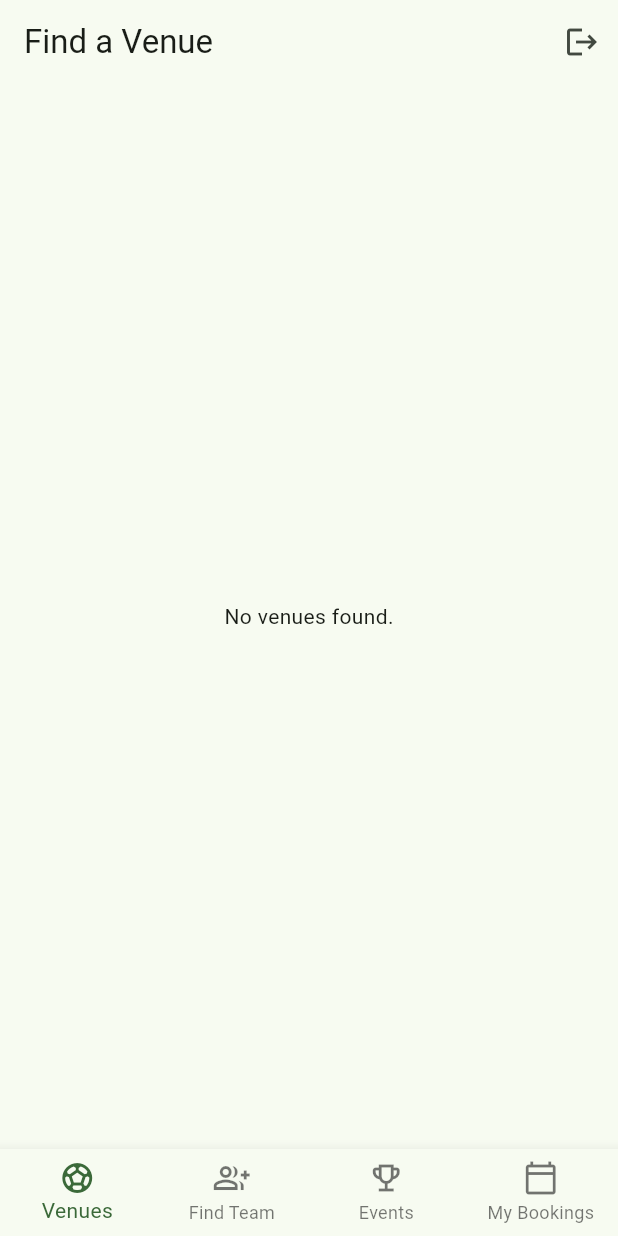
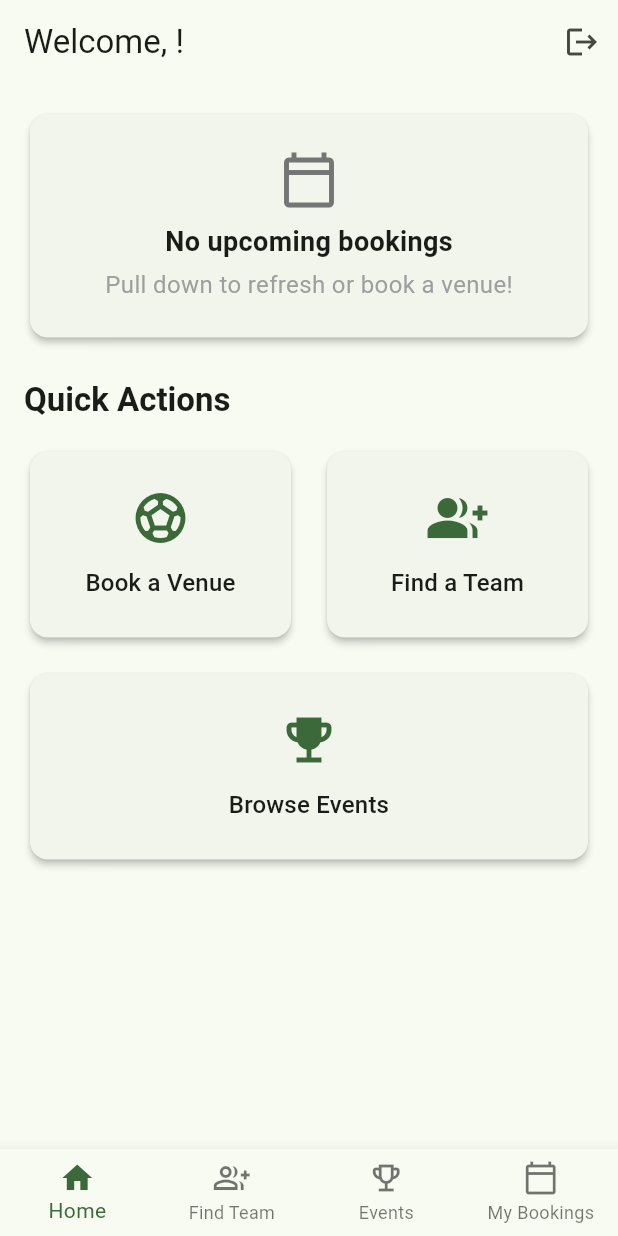
Before and after one commit to Soniya-54/sports_management_app, a Flutter app: the screen it shows once a user with an empty profile is signed in, on a phone screen of 412 x 824 dp. Run offline on Flutter 3.47's test engine with Material 3 defaults, Android fonts, the phone set to English and light mode, and no system bars; our stand-ins replace cloud_firestore, firebase_auth, firebase_core, table_calendar; accounts and stored records are empty; Roboto replaces fonts that are missing (Poppins).

Commit message:
Feat: Implement 'Mark as Done' and carousel on dashboard

```diff
--- /dev/null
+++ b/lib/screens/dashboard_screen.dart
@@ -0,0 +1,327 @@
+// lib/screens/dashboard_screen.dart
+
+import 'package:firebase_auth/firebase_auth.dart';
+import 'package:cloud_firestore/cloud_firestore.dart';
+import 'package:flutter/material.dart';
+import 'package:intl/intl.dart';
+import 'venue_list_screen.dart';
+import 'player_tabs_screen.dart';
+
+class DashboardScreen extends StatefulWidget {
+  const DashboardScreen({super.key});
+  @override
+  State<DashboardScreen> createState() => DashboardScreenState();
+}
+
+class DashboardScreenState extends State<DashboardScreen> {
+  Future<QuerySnapshot?>? _upcomingBookingsFuture;
+
+  @override
+  void initState() {
+    super.initState();
+    _fetchUpcomingBookings();
+  }
+
+  void refresh() {
+    if (mounted) {
+      _fetchUpcomingBookings();
+    }
+  }
+
+  void _fetchUpcomingBookings() {
+    final user = FirebaseAuth.instance.currentUser;
+    if (user != null) {
+      final now = DateTime.now();
+      final startOfToday = DateTime(now.year, now.month, now.day);
+      setState(() {
+        _upcomingBookingsFuture = FirebaseFirestore.instance
+            .collection('bookings')
+            .where('userId', isEqualTo: user.uid)
+            .where('bookingDate', isGreaterThanOrEqualTo: Timestamp.fromDate(startOfToday))
+            .where('bookingStatus', isEqualTo: 'confirmed')
+            .orderBy('bookingDate', descending: false)
+            .get();
+      });
+    }
+  }
+
+  @override
+  Widget build(BuildContext context) {
+    final user = FirebaseAuth.instance.currentUser;
+    final String welcomeName = user?.email?.split('@')[0] ?? 'Player';
+
+    return Scaffold(
+      appBar: AppBar(
+        title: Text('Welcome, $welcomeName!'),
+        actions: [
+          IconButton(onPressed: () => FirebaseAuth.instance.signOut(), icon: const Icon(Icons.logout), tooltip: 'Logout'),
+        ],
+      ),
+      body: RefreshIndicator( // Added RefreshIndicator for pull-to-refresh
+        onRefresh: () async {
+          refresh();
+        },
+        child: ListView(
+          padding: const EdgeInsets.all(16.0),
+          children: [
+            FutureBuilder<QuerySnapshot?>(
+              future: _upcomingBookingsFuture,
+              builder: (context, snapshot) {
+                if (snapshot.connectionState == ConnectionState.waiting) {
+                  return const Card(child: Padding(padding: EdgeInsets.all(16.0), child: Center(child: Text("Checking for upcoming bookings..."))));
+                }
+                if (snapshot.hasError) {
+                  return Card(child: Padding(padding: const EdgeInsets.all(16.0), child: Center(child: Text('Error loading bookings. Check the debug console.'))));
+                }
+                if (!snapshot.hasData || snapshot.data!.docs.isEmpty) {
+                  return const _NoBookingsCard();
+                }
+                final bookingDocs = snapshot.data!.docs;
+                return _BookingCarousel(bookingDocs: bookingDocs, onRefresh: refresh);
+              },
+            ),
+            const SizedBox(height: 24),
+            Text(
+              'Quick Actions',
+              style: Theme.of(context).textTheme.titleLarge?.copyWith(fontWeight: FontWeight.bold),
+            ),
+            const SizedBox(height: 16),
+            Row(
+              children: [
+                Expanded(
+                  child: _ActionCard(
+                    title: 'Book a Venue', icon: Icons.sports_soccer,
+                    onTap: () async {
+                      await Navigator.of(context).push(MaterialPageRoute(builder: (ctx) => const VenueListScreen()));
+                      refresh();
+                    },
+                  ),
+                ),
+                const SizedBox(width: 16),
+                Expanded(
+                  child: _ActionCard(
+                    title: 'Find a Team', icon: Icons.group_add,
+                    onTap: () { context.findAncestorStateOfType<PlayerTabsScreenState>()?.selectPage(1); },
+                  ),
+                ),
+              ],
+            ),
+            const SizedBox(height: 16),
+            _ActionCard(
+              title: 'Browse Events', icon: Icons.emoji_events,
+              onTap: () { context.findAncestorStateOfType<PlayerTabsScreenState>()?.selectPage(2); },
+            ),
+          ],
+        ),
+      ),
+    );
+  }
+}
+
+class _BookingCarousel extends StatelessWidget {
+  final List<QueryDocumentSnapshot> bookingDocs;
+  final VoidCallback onRefresh;
+  const _BookingCarousel({required this.bookingDocs, required this.onRefresh});
+
+  @override
+  Widget build(BuildContext context) {
+    return Column(
+      crossAxisAlignment: CrossAxisAlignment.start,
+      children: [
+        Text('Your Upcoming Bookings', style: Theme.of(context).textTheme.titleLarge?.copyWith(fontWeight: FontWeight.bold)),
+        const SizedBox(height: 12),
+        Padding(
+          padding: const EdgeInsets.symmetric(vertical: 8.0),
+          child: SizedBox(
+            height: 150,
+            child: PageView.builder(
+              controller: PageController(viewportFraction: 0.9),
+              itemCount: bookingDocs.length,
+              itemBuilder: (context, index) {
+                final bookingDoc = bookingDocs[index];
+                final bookingData = bookingDoc.data() as Map<String, dynamic>;
+                return _BookingCard(
+                  bookingId: bookingDoc.id,
+                  bookingData: bookingData,
+                  onMarkedDone: onRefresh,
+                );
+              },
+            ),
+          ),
+        ),
+      ],
+    );
+  }
+}
+
+class _NoBookingsCard extends StatelessWidget {
+  const _NoBookingsCard();
+  @override
+  Widget build(BuildContext context) {
+    return Card(
+      elevation: 2, shape: RoundedRectangleBorder(borderRadius: BorderRadius.circular(12)),
+      child: Padding(
+        padding: const EdgeInsets.all(24.0),
+        child: Column(
+          children: [
+            Icon(Icons.calendar_today_outlined, size: 40, color: Colors.grey[600]),
+            const SizedBox(height: 8),
+            const Text("No upcoming bookings", style: TextStyle(fontSize: 18, fontWeight: FontWeight.bold)),
+            const SizedBox(height: 4),
+            const Text("Pull down to refresh or book a venue!", style: TextStyle(fontSize: 16, color: Colors.grey)),
+          ],
+        ),
+      ),
+    );
+  }
+}
+
+class _ActionCard extends StatelessWidget {
+  final String title;
+  final IconData icon;
+  final VoidCallback onTap;
+  const _ActionCard({required this.title, required this.icon, required this.onTap});
+
+  @override
+  Widget build(BuildContext context) {
+    return Card(
+      elevation: 2, clipBehavior: Clip.antiAlias,
+      shape: RoundedRectangleBorder(borderRadius: BorderRadius.circular(12)),
+      child: InkWell(
+        onTap: onTap,
+        child: Padding(
+          padding: const EdgeInsets.symmetric(vertical: 24.0),
+          child: Column(
+            mainAxisAlignment: MainAxisAlignment.center,
+            children: [
+              Icon(icon, size: 40, color: Theme.of(context).colorScheme.primary),
+              const SizedBox(height: 12),
+              Text(title, textAlign: TextAlign.center, style: Theme.of(context).textTheme.titleMedium),
+            ],
+          ),
+        ),
+      ),
+    );
+  }
+}
+
+// V-- THIS IS THE UPDATED BOOKING CARD WIDGET --V
+class _BookingCard extends StatefulWidget {
+  final String bookingId;
+  final Map<String, dynamic> bookingData;
+  final VoidCallback onMarkedDone;
+
+  const _BookingCard({
+    required this.bookingId,
+    required this.bookingData,
+    required this.onMarkedDone,
+  });
+
+  @override
+  State<_BookingCard> createState() => _BookingCardState();
+}
+
+class _BookingCardState extends State<_BookingCard> {
+  bool _isCompleting = false;
+
+  Future<void> _markAsDone() async {
+    setState(() {
+      _isCompleting = true;
+    });
+
+    try {
+      await FirebaseFirestore.instance.collection('bookings').doc(widget.bookingId).update({
+        'bookingStatus': 'completed',
+      });
+
+      // A short delay so the user can see the checkmark animation
+      await Future.delayed(const Duration(milliseconds: 500));
+
+      if (mounted) {
+        ScaffoldMessenger.of(context).showSnackBar(
+          const SnackBar(content: Text('Booking marked as completed!'), backgroundColor: Colors.green),
+        );
+      }
+      widget.onMarkedDone();
+    } catch (e) {
+      if (mounted) {
+        ScaffoldMessenger.of(context).showSnackBar(
+          SnackBar(content: Text('Failed to update booking: $e'), backgroundColor: Colors.red),
+        );
+        setState(() { // Reset on failure
+          _isCompleting = false;
+        });
+      }
+    }
+  }
+
+  @override
+  Widget build(BuildContext context) {
+    final bookingDate = (widget.bookingData['bookingDate'] as Timestamp).toDate();
+    final formattedDate = DateFormat.yMMMd().format(bookingDate);
+    final bool isToday = DateTime.now().day == bookingDate.day &&
+                         DateTime.now().month == bookingDate.month &&
+                         DateTime.now().year == bookingDate.year;
+
+    return Card(
+      margin: const EdgeInsets.symmetric(horizontal: 2, vertical: 12),
+      elevation: 4,
+      color: Theme.of(context).colorScheme.primaryContainer,
+      shape: RoundedRectangleBorder(borderRadius: BorderRadius.circular(12)),
+      child: Padding(
+        padding: const EdgeInsets.all(16.0),
+        child: Stack(
+          clipBehavior: Clip.none,
+          children: [
+            Column(
+              crossAxisAlignment: CrossAxisAlignment.start,
+              children: [
+                Text(
+                  isToday ? 'YOUR NEXT BOOKING: TODAY' : 'UPCOMING BOOKING',
+                  style: Theme.of(context).textTheme.labelLarge
+                ),
+                const Spacer(),
+                Text(
+                  widget.bookingData['venueName'] ?? 'No Venue Name',
+                  style: Theme.of(context).textTheme.headlineSmall?.copyWith(fontWeight: FontWeight.bold),
+                  maxLines: 1, overflow: TextOverflow.ellipsis,
+                ),
+                const SizedBox(height: 8),
+                Row(
+                  children: [
+                    Icon(Icons.calendar_today, size: 16, color: Theme.of(context).colorScheme.onPrimaryContainer),
+                    const SizedBox(width: 8),
+                    Text('$formattedDate at ${widget.bookingData['timeSlot']}', style: Theme.of(context).textTheme.bodyLarge),
+                  ],
+                ),
+              ],
+            ),
+            Positioned(
+              top: -12,
+              right: -12,
+              child: IconButton(
+                // Use AnimatedSwitcher for a smooth cross-fade between icons
+                icon: AnimatedSwitcher(
+                  duration: const Duration(milliseconds: 300),
+                  child: _isCompleting
+                      ? Icon( // The "filled" icon when processing
+                          Icons.check_circle,
+                          key: const ValueKey('completed'),
+                          color: Theme.of(context).colorScheme.primary,
+                        )
+                      : Icon( // The "unfilled" icon by default
+                          Icons.check_circle_outline,
+                          key: const ValueKey('incomplete'),
+                          color: Colors.grey[600],
+                        ),
+                ),
+                tooltip: 'Mark as Done',
+                onPressed: _isCompleting ? null : _markAsDone, // Disable button while processing
+              ),
+            ),
+          ],
+        ),
+      ),
+    );
+  }
+}
--- a/lib/screens/player_tabs_screen.dart
+++ b/lib/screens/player_tabs_screen.dart
@@ -1,30 +1,46 @@
 // lib/screens/player_tabs_screen.dart
 
 import 'package:flutter/material.dart';
-import 'venue_list_screen.dart';
+import 'dashboard_screen.dart';
 import 'my_bookings_screen.dart';
 import 'team_finder_screen.dart';
-import 'events_screen.dart'; // <-- 1. IMPORT THE NEW SCREEN
+import 'events_screen.dart';
 
 class PlayerTabsScreen extends StatefulWidget {
   const PlayerTabsScreen({super.key});
 
   @override
-  State<PlayerTabsScreen> createState() => _PlayerTabsScreenState();
+  State<PlayerTabsScreen> createState() => PlayerTabsScreenState();
 }
 
-class _PlayerTabsScreenState extends State<PlayerTabsScreen> {
+class PlayerTabsScreenState extends State<PlayerTabsScreen> {
   int _selectedPageIndex = 0;
 
-  // V-- 2. ADD THE NEW SCREEN TO THE LIST OF PAGES --V
-  final List<Widget> _pages = [
-    const VenueListScreen(),
-    const TeamFinderScreen(),
-    const EventsScreen(), // The new screen
-    const MyBookingsScreen(),
-  ];
+  // The key must be for the STATE of the dashboard, not the widget itself.
+  final GlobalKey<DashboardScreenState> _dashboardKey = GlobalKey<DashboardScreenState>();
 
-  void _selectPage(int index) {
+  late final List<Widget> _pages;
+
+  @override
+  void initState() {
+    super.initState();
+    _pages = [
+      DashboardScreen(key: _dashboardKey), // Assign the key here
+      const TeamFinderScreen(),
+      const EventsScreen(),
+      const MyBookingsScreen(),
+    ];
+  }
+
+  void selectPage(int index) {
+    if (index < 0 || index >= _pages.length) return;
+
+    // When the user taps a tab, check if they are going to the Home tab (index 0)
+    if (index == 0) {
+      // Use the key to call the public 'refresh' method on the dashboard.
+      _dashboardKey.currentState?.refresh();
+    }
+
     setState(() {
       _selectedPageIndex = index;
     });
@@ -33,36 +49,20 @@ class _PlayerTabsScreenState extends State<PlayerTabsScreen> {
   @override
   Widget build(BuildContext context) {
     return Scaffold(
-      body: _pages[_selectedPageIndex],
+      body: IndexedStack(
+        index: _selectedPageIndex,
+        children: _pages,
+      ),
       bottomNavigationBar: BottomNavigationBar(
-        onTap: _selectPage,
+        onTap: selectPage,
         currentIndex: _selectedPageIndex,
-        // When you have 4 or more items, you need to set the type to fixed
-        // or the background will turn white and items might disappear.
         type: BottomNavigationBarType.fixed,
         selectedFontSize: 14,
-        // V-- 3. ADD THE NEW ITEM TO THE NAVIGATION BAR --V
         items: const [
-          BottomNavigationBarItem(
-            icon: Icon(Icons.sports_soccer_outlined),
-            activeIcon: Icon(Icons.sports_soccer),
-            label: 'Venues',
-          ),
-          BottomNavigationBarItem(
-            icon: Icon(Icons.group_add_outlined),
-            activeIcon: Icon(Icons.group_add),
-            label: 'Find Team',
-          ),
-          BottomNavigationBarItem(
-            icon: Icon(Icons.emoji_events_outlined),
-            activeIcon: Icon(Icons.emoji_events),
-            label: 'Events',
-          ),
-          BottomNavigationBarItem(
-            icon: Icon(Icons.calendar_today_outlined),
-            activeIcon: Icon(Icons.calendar_today),
-            label: 'My Bookings',
-          ),
+          BottomNavigationBarItem(icon: Icon(Icons.home_outlined), activeIcon: Icon(Icons.home), label: 'Home'),
+          BottomNavigationBarItem(icon: Icon(Icons.group_add_outlined), activeIcon: Icon(Icons.group_add), label: 'Find Team'),
+          BottomNavigationBarItem(icon: Icon(Icons.emoji_events_outlined), activeIcon: Icon(Icons.emoji_events), label: 'Events'),
+          BottomNavigationBarItem(icon: Icon(Icons.calendar_today_outlined), activeIcon: Icon(Icons.calendar_today), label: 'My Bookings'),
         ],
       ),
     );
--- a/lib/screens/venue_list_screen.dart
+++ b/lib/screens/venue_list_screen.dart
@@ -1,7 +1,7 @@
 // lib/screens/venue_list_screen.dart
 
 import 'package:flutter/material.dart';
-import 'package:firebase_auth/firebase_auth.dart';
+// Note: We no longer need firebase_auth in this file
 import 'package:cloud_firestore/cloud_firestore.dart';
 import '../models/venue_model.dart';
 import 'venue_detail_screen.dart';
@@ -14,13 +14,7 @@ class VenueListScreen extends StatelessWidget {
     return Scaffold(
       appBar: AppBar(
         title: const Text('Find a Venue'),
-        actions: [
-          IconButton(
-            onPressed: () => FirebaseAuth.instance.signOut(),
-            icon: const Icon(Icons.logout),
-            tooltip: 'Logout',
-          ),
-        ],
+        // The 'actions' property with the logout button has been removed from here.
       ),
       body: StreamBuilder<QuerySnapshot>(
         stream: FirebaseFirestore.instance.collection('venues').snapshots(),
@@ -37,7 +31,6 @@ class VenueListScreen extends StatelessWidget {
 
           final loadedVenues = snapshot.data!.docs.map((doc) {
             final data = doc.data() as Map<String, dynamic>;
-            // This is the updated mapping logic
             return Venue(
               id: doc.id,
               name: data['name'] ?? 'No Name',
@@ -46,9 +39,6 @@ class VenueListScreen extends StatelessWidget {
               pricePerHour: (data['pricePerHour'] as num?)?.toDouble() ?? 0.0,
               imageUrl: data['imageUrl'] ?? '',
               description: data['description'] ?? 'No description available.',
-
-              // NEW: Read the dynamic time slot fields from Firestore
-              // Provide sensible defaults in case the data is missing.
               openingTime: data['openingTime'] ?? '09:00',
               closingTime: data['closingTime'] ?? '21:00',
               slotDuration: (data['slotDuration'] as num?)?.toInt() ?? 60,
```
